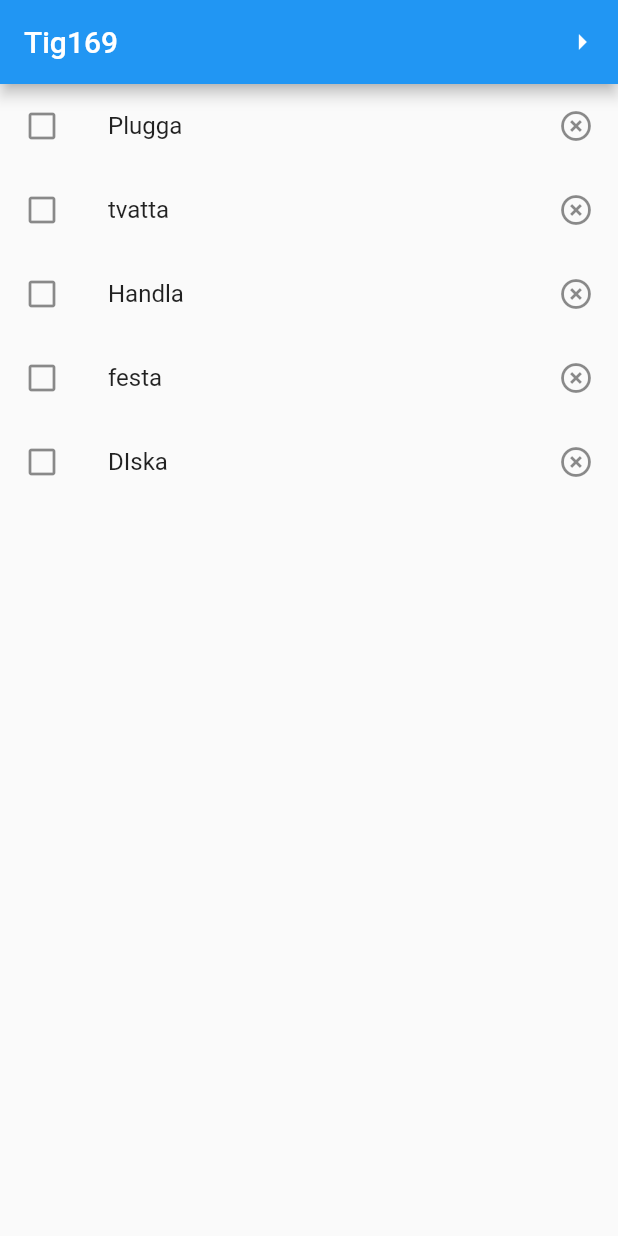
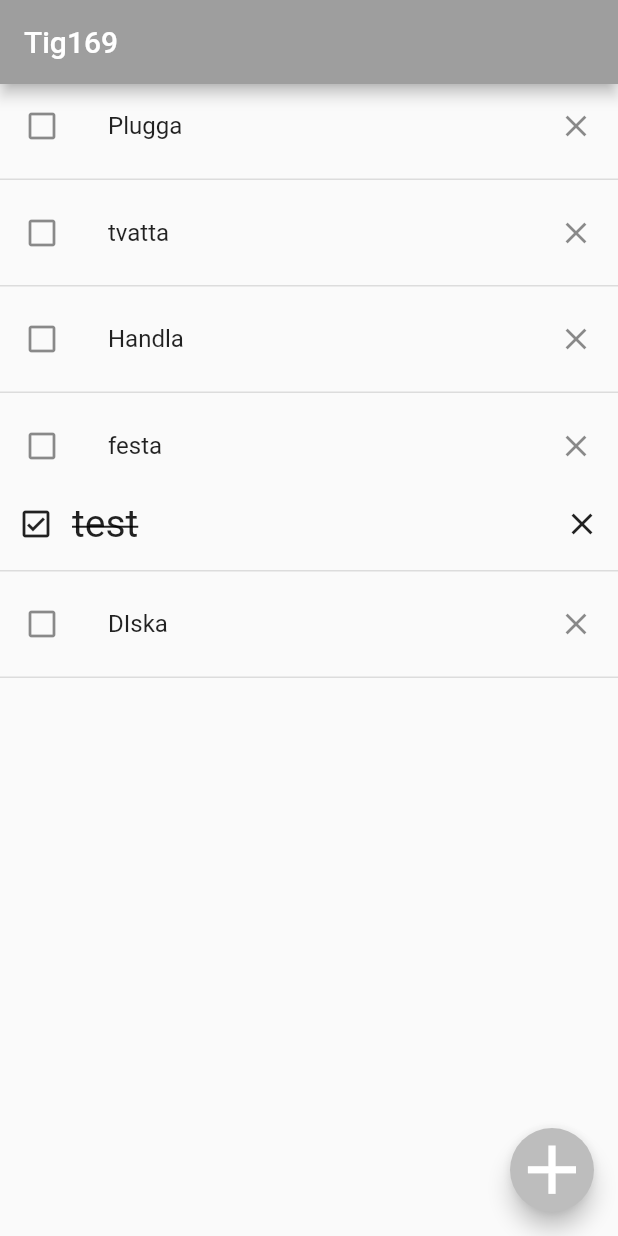
Before and after one commit to gu-tig169-ht21/gusaxellth, a Flutter app: the screen it shows after launch, on a phone screen of 412 x 824 dp. Run offline on Flutter 3.47's test engine with Material 2 defaults, Android fonts, the phone set to English and light mode, and no system bars.

Commit message:
Uppdaterar utseende och tar bort test filen

```diff
--- a/lib/main.dart
+++ b/lib/main.dart
@@ -23,17 +23,23 @@ class MainView extends StatelessWidget {
     return Scaffold(
       appBar: AppBar(
         title: Text('Tig169'),
-        actions: [
-          IconButton(
-            icon: Icon(Icons.arrow_right),
-            onPressed: () {
-              Navigator.push(context,
-                  MaterialPageRoute(builder: (context) => SecondView()));
-            },
-          ),
-        ],
+        backgroundColor: Colors.grey,
       ),
       body: _list(),
+      floatingActionButton: FloatingActionButton(
+        onPressed: () {
+          Navigator.push(context, MaterialPageRoute(builder: (context) {
+            return SecondView();
+          }));
+        },
+        tooltip: 'Increment',
+        backgroundColor: Colors.grey[400],
+        child: const Icon(
+          Icons.add,
+          color: Colors.white,
+          size: 55,
+        ),
+      ),
     );
   }
 
@@ -41,10 +47,17 @@ class MainView extends StatelessWidget {
     return ListView(
       children: [
         _item("Plugga"),
+        _divider(),
         _item("tvatta"),
+        _divider(),
         _item("Handla"),
+        _divider(),
         _item("festa"),
+        _doneItem("test"),
+        _divider(),
         _item("DIska"),
+        _divider(),
+        //_newPageButton(),
       ],
     );
   }
@@ -53,11 +66,53 @@ class MainView extends StatelessWidget {
     return ListTile(
       leading: Icon(Icons.check_box_outline_blank),
       title: Text(strText),
-      trailing: Icon(Icons.highlight_remove),
+      trailing: Icon(Icons.clear),
     );
   }
+
+  Widget _divider() {
+    return Divider(
+      height: 15,
+      thickness: 1,
+    );
+  }
+
+  Widget _doneItem(String name) {
+    return Row(
+      mainAxisAlignment: MainAxisAlignment.spaceBetween,
+      children: <Widget>[
+        IconButton(
+          onPressed: () {},
+          icon: const Icon(Icons.check_box_outlined),
+        ),
+        Expanded(
+          child: Text(
+            name,
+            style: const TextStyle(
+              fontSize: 26,
+              fontWeight: FontWeight.w400,
+              decoration: TextDecoration.lineThrough,
+            ),
+            textAlign: TextAlign.left,
+          ),
+        ),
+        IconButton(
+          onPressed: () {},
+          icon: const Icon(Icons.clear),
+        ),
+      ],
+    );
+  }
+  /*Widget _newPageButton() {
+    return IconButton(
+      icon: Icon(Icons.add),
+
+    );
+  }*/
+
 }
 
+// SECOND SCREEN
 class SecondView extends StatelessWidget {
   Widget build(BuildContext context) {
     return Scaffold(
```
Also changed, not shown: 1 other file.
